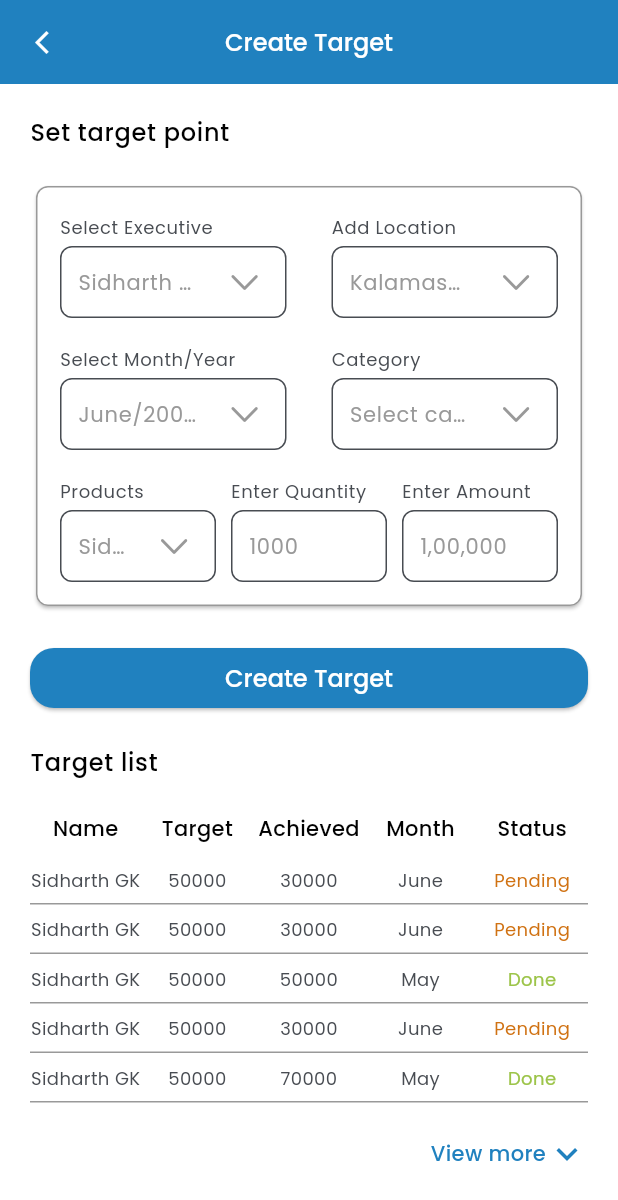
After one commit to smokinthunder/sales_manager, a Flutter app: the CreateTargetScreen screen opened by its route, on a phone screen of 412 x 824 dp. The commit adds this screen. Shown: the top 1200 px of the screen. Run offline on Flutter 3.47's test engine with Material 3 defaults, Android fonts, the phone set to English and light mode, and no system bars; our stand-ins replace another_flushbar, fl_chart, flutter_riverpod, go_router, google_fonts, riverpod_annotation; accounts and stored records are empty; generated files the repository leaves out were written again.

Commit message:
create target screen done

```diff
--- a/frontend/lib/routing/go_routes.dart
+++ b/frontend/lib/routing/go_routes.dart
@@ -6,6 +6,7 @@ import 'package:sales_manager/ui/analytics/analytics.dart';
 import 'package:sales_manager/ui/analytics/individual_analytics.dart';
 import 'package:sales_manager/ui/home/add_shop/add_new_shop.dart';
 import 'package:sales_manager/ui/home/add_shop/success.dart';
+import 'package:sales_manager/ui/home/create_target.dart';
 import 'package:sales_manager/ui/home/home_screens/home.dart';
 import 'package:sales_manager/ui/home/messages.dart';
 import 'package:sales_manager/ui/home/not_visiting.dart';
@@ -86,5 +87,9 @@ abstract class ExecutiveRoutes {
       path: RoutePaths.pendingRequests,
       builder: (c, s) => const PendingRequests(),
     ),
+    GoRoute(
+      path: RoutePaths.createTarget,
+      builder: (c, s) => const CreateTargetScreen(),
+    ),
   ];
 }
--- a/frontend/lib/routing/route_paths.dart
+++ b/frontend/lib/routing/route_paths.dart
@@ -21,4 +21,5 @@ abstract class RoutePaths {
   static const notifications = '/notifications';
   static const chat = '/chat';
   static const pendingRequests = '/pending_requests';
+  static const createTarget = '/create_target';
 }
--- /dev/null
+++ b/frontend/lib/ui/home/create_target.dart
@@ -0,0 +1,372 @@
+import 'package:flutter/material.dart';
+import 'package:go_router/go_router.dart';
+import 'package:sales_manager/ui/core/theme.dart';
+import 'package:sales_manager/ui/widgets/drop_down_menu.dart';
+
+class CreateTargetScreen extends StatefulWidget {
+  const CreateTargetScreen({super.key});
+
+  @override
+  State<CreateTargetScreen> createState() => _CreateTargetScreenState();
+}
+
+class _CreateTargetScreenState extends State<CreateTargetScreen> {
+  bool isExpanded = false;
+
+  @override
+  Widget build(BuildContext context) {
+    final theme = Theme.of(context);
+    final textTheme = Theme.of(context).textTheme;
+    final colorScheme = Theme.of(context).colorScheme;
+    final decoration = InputDecoration(
+      contentPadding: EdgeInsets.symmetric(horizontal: 8, vertical: 12),
+      border: OutlineInputBorder(
+        borderRadius: BorderRadius.circular(8),
+        borderSide: BorderSide(color: colorScheme.tertiary),
+      ),
+    );
+    return Scaffold(
+      appBar: AppBar(
+        title: Text("Create Target"),
+        leading: IconButton(
+          icon: const Icon(Icons.arrow_back_ios_new),
+          onPressed: () {
+            context.pop();
+          },
+        ),
+        centerTitle: true,
+      ),
+      body: SafeArea(
+        child: SingleChildScrollView(
+          padding: EdgeInsets.all(20),
+          child: Column(
+            crossAxisAlignment: CrossAxisAlignment.start,
+            spacing: 20,
+            children: [
+              Text("Set target point", style: textTheme.bodyLarge),
+              Card(
+                child: Padding(
+                  padding: const EdgeInsets.all(16.0),
+                  child: Column(
+                    spacing: 16,
+                    children: [
+                      Row(
+                        spacing: 30,
+                        children: [
+                          Flexible(
+                            child: CustomDropDownMenu(
+                              tinyTitle: true,
+                              hintText: 'Sidharth GK',
+                              dropdownMenuEntries: [
+                                DropdownMenuEntry(
+                                  value: "Sidharth GK",
+                                  label: "Sidharth GK",
+                                ),
+                              ],
+                              title: "Select Executive",
+                            ),
+                          ),
+                          Flexible(
+                            child: CustomDropDownMenu(
+                              tinyTitle: true,
+                              hintText: 'Kalamassery',
+                              dropdownMenuEntries: [
+                                DropdownMenuEntry(
+                                  value: "Kalamassery",
+                                  label: "Kalamassery",
+                                ),
+                              ],
+                              title: "Add Location",
+                            ),
+                          ),
+                        ],
+                      ),
+                      Row(
+                        spacing: 30,
+                        children: [
+                          Flexible(
+                            child: CustomDropDownMenu(
+                              tinyTitle: true,
+                              hintText: 'June/2008',
+                              dropdownMenuEntries: [],
+                              title: "Select Month/Year",
+                            ),
+                          ),
+                          Flexible(
+                            child: CustomDropDownMenu(
+                              tinyTitle: true,
+                              hintText: 'Select category',
+                              dropdownMenuEntries: [],
+                              title: "Category",
+                            ),
+                          ),
+                        ],
+                      ),
+                      Row(
+                        spacing: 10,
+                        children: [
+                          Flexible(
+                            child: CustomDropDownMenu(
+                              tinyTitle: true,
+                              hintText: 'Sidharth GK',
+                              dropdownMenuEntries: [],
+                              title: "Products",
+                            ),
+                          ),
+                          Flexible(
+                            child: Column(
+                              crossAxisAlignment: CrossAxisAlignment.start,
+                              children: [
+                                Padding(
+                                  padding: const EdgeInsets.symmetric(
+                                    vertical: 4.0,
+                                  ),
+                                  child: Text(
+                                    "Enter Quantity",
+                                    style: textTheme.bodySmall,
+                                  ),
+                                ),
+                                TextField(
+                                  decoration: decoration.copyWith(
+                                    hintText: "1000",
+                                  ),
+                                ),
+                              ],
+                            ),
+                          ),
+                          Flexible(
+                            child: Column(
+                              crossAxisAlignment: CrossAxisAlignment.start,
+                              children: [
+                                Padding(
+                                  padding: const EdgeInsets.symmetric(
+                                    vertical: 4.0,
+                                  ),
+                                  child: Text(
+                                    "Enter Amount",
+                                    style: textTheme.bodySmall,
+                                  ),
+                                ),
+                                TextField(
+                                  decoration: decoration.copyWith(
+                                    hintText: "1,00,000",
+                                  ),
+                                ),
+                              ],
+                            ),
+                          ),
+                        ],
+                      ),
+                    ],
+                  ),
+                ),
+              ),
+              SizedBox(
+                width: double.infinity,
+                child: ElevatedButton(
+                  onPressed: () {
+                    //TODO
+                  },
+                  child: Text("Create Target"),
+                ),
+              ),
+
+              Text("Target list", style: textTheme.bodyLarge),
+
+              Table(
+                children: [
+                  TableRow(
+                    children: [
+                      _buildTitle(theme, "Name"),
+                      _buildTitle(theme, "Target"),
+                      _buildTitle(theme, "Achieved"),
+                      _buildTitle(theme, "Month"),
+                      _buildTitle(theme, "Status"),
+                    ],
+                  ),
+                  ...(isExpanded ? testTargetData : testTargetData.take(5)).map(
+                    (data) => _buildTableRow(theme, data),
+                  ),
+                ],
+              ),
+              InkWell(
+                onTap: () {
+                  setState(() {
+                    isExpanded = !isExpanded;
+                  });
+                },
+                child: Row(
+                  mainAxisAlignment: MainAxisAlignment.end,
+                  children: [
+                    Text(
+                      isExpanded ? "View less" : "View more",
+                      style: textTheme.bodyMedium?.copyWith(
+                        color: colorScheme.primary,
+                      ),
+                    ),
+                    Icon(
+                      isExpanded
+                          ? Icons.keyboard_arrow_up
+                          : Icons.keyboard_arrow_down,
+                      color: colorScheme.primary,
+                      size: 28,
+                    ),
+                  ],
+                ),
+              ),
+            ],
+          ),
+        ),
+      ),
+    );
+  }
+
+  TableRow _buildTableRow(ThemeData theme, TargetData data) {
+    return TableRow(
+      decoration: BoxDecoration(
+        border: Border(
+          bottom: BorderSide(color: theme.colorScheme.tertiary, width: 1),
+        ),
+      ),
+      children: [
+        Padding(
+          padding: const EdgeInsets.symmetric(vertical: 8.0),
+          child: Text(
+            data.name,
+            style: textTheme.bodySmall,
+            maxLines: 1,
+            textAlign: TextAlign.center,
+          ),
+        ),
+        Padding(
+          padding: const EdgeInsets.symmetric(vertical: 8.0),
+          child: Text(
+            data.target.toString(),
+            style: textTheme.bodySmall,
+            textAlign: TextAlign.center,
+          ),
+        ),
+        Padding(
+          padding: const EdgeInsets.symmetric(vertical: 8.0),
+          child: Text(
+            data.achieved.toString(),
+            style: textTheme.bodySmall,
+            textAlign: TextAlign.center,
+          ),
+        ),
+        Padding(
+          padding: const EdgeInsets.symmetric(vertical: 8.0),
+          child: Text(
+            data.month.toString(),
+            style: textTheme.bodySmall,
+            textAlign: TextAlign.center,
+          ),
+        ),
+        Padding(
+          padding: const EdgeInsets.symmetric(vertical: 8.0),
+          child: Text(
+            data.target <= data.achieved ? "Done" : "Pending",
+
+            textAlign: TextAlign.center,
+            style: textTheme.bodySmall?.copyWith(
+              color: data.target <= data.achieved
+                  ? Color(0xff9cc449)
+                  : Color(0xffd07213),
+            ),
+          ),
+        ),
+      ],
+    );
+  }
+
+  Padding _buildTitle(ThemeData theme, String title) {
+    return Padding(
+      padding: const EdgeInsets.all(2.0).copyWith(bottom: 8),
+      child: Text(
+        title,
+        style: theme.textTheme.bodyMedium?.copyWith(
+          color: theme.colorScheme.onSecondary,
+        ),
+        textAlign: TextAlign.center,
+      ),
+    );
+  }
+}
+
+class TargetData {
+  final String name;
+  final int target;
+  final int achieved;
+  final String month;
+
+  TargetData({
+    required this.name,
+    required this.target,
+    required this.achieved,
+    required this.month,
+  });
+}
+
+final testTargetData = [
+  TargetData(
+    name: "Sidharth GK",
+    target: 50000,
+    achieved: 30000,
+    month: "June",
+  ),
+  TargetData(
+    name: "Sidharth GK",
+    target: 50000,
+    achieved: 30000,
+    month: "June",
+  ),
+  TargetData(name: "Sidharth GK", target: 50000, achieved: 50000, month: "May"),
+  TargetData(
+    name: "Sidharth GK",
+    target: 50000,
+    achieved: 30000,
+    month: "June",
+  ),
+  TargetData(name: "Sidharth GK", target: 50000, achieved: 70000, month: "May"),
+
+  TargetData(
+    name: "Sidharth GK",
+    target: 50000,
+    achieved: 30000,
+    month: "June",
+  ),
+  TargetData(
+    name: "Sidharth GK",
+    target: 50000,
+    achieved: 30000,
+    month: "June",
+  ),
+  TargetData(name: "Sidharth GK", target: 50000, achieved: 50000, month: "May"),
+  TargetData(
+    name: "Sidharth GK",
+    target: 50000,
+    achieved: 30000,
+    month: "June",
+  ),
+  TargetData(name: "Sidharth GK", target: 50000, achieved: 70000, month: "May"),
+  TargetData(
+    name: "Sidharth GK",
+    target: 50000,
+    achieved: 30000,
+    month: "June",
+  ),
+  TargetData(
+    name: "Sidharth GK",
+    target: 50000,
+    achieved: 30000,
+    month: "June",
+  ),
+  TargetData(name: "Sidharth GK", target: 50000, achieved: 50000, month: "May"),
+  TargetData(
+    name: "Sidharth GK",
+    target: 50000,
+    achieved: 30000,
+    month: "June",
+  ),
+  TargetData(name: "Sidharth GK", target: 50000, achieved: 70000, month: "May"),
+];
--- a/frontend/lib/ui/home/home_screens/area_manager_home.dart
+++ b/frontend/lib/ui/home/home_screens/area_manager_home.dart
@@ -88,6 +88,7 @@ class _AreaManagerHomeState extends ConsumerState<AreaManagerHome> {
               tapTargetSize: MaterialTapTargetSize.shrinkWrap,
             ),
             onPressed: () {
+              context.push(RoutePaths.createTarget);
               //TODO
             },
             child: Row(
--- a/frontend/lib/ui/home/pending_requests.dart
+++ b/frontend/lib/ui/home/pending_requests.dart
@@ -1,7 +1,6 @@
 import 'package:flutter/material.dart';
 import 'package:go_router/go_router.dart';
 import 'package:intl/intl.dart';
-import 'package:sales_manager/domain/models/shops/shop.dart';
 import 'package:sales_manager/routing/route_paths.dart';
 
 class PendingRequests extends StatefulWidget {
```
